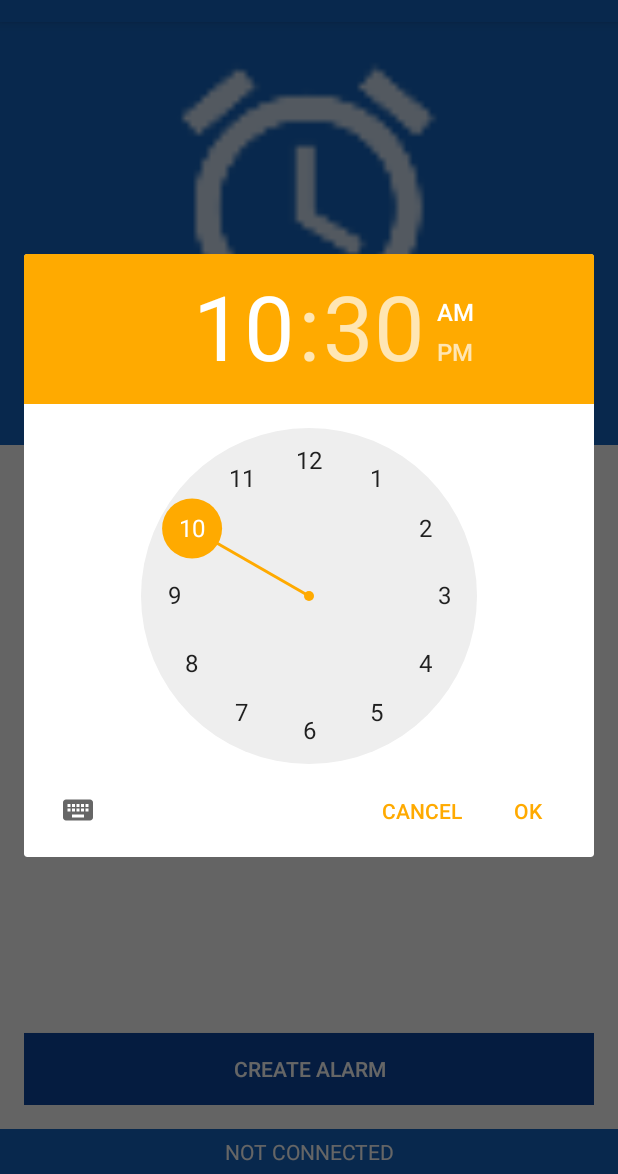
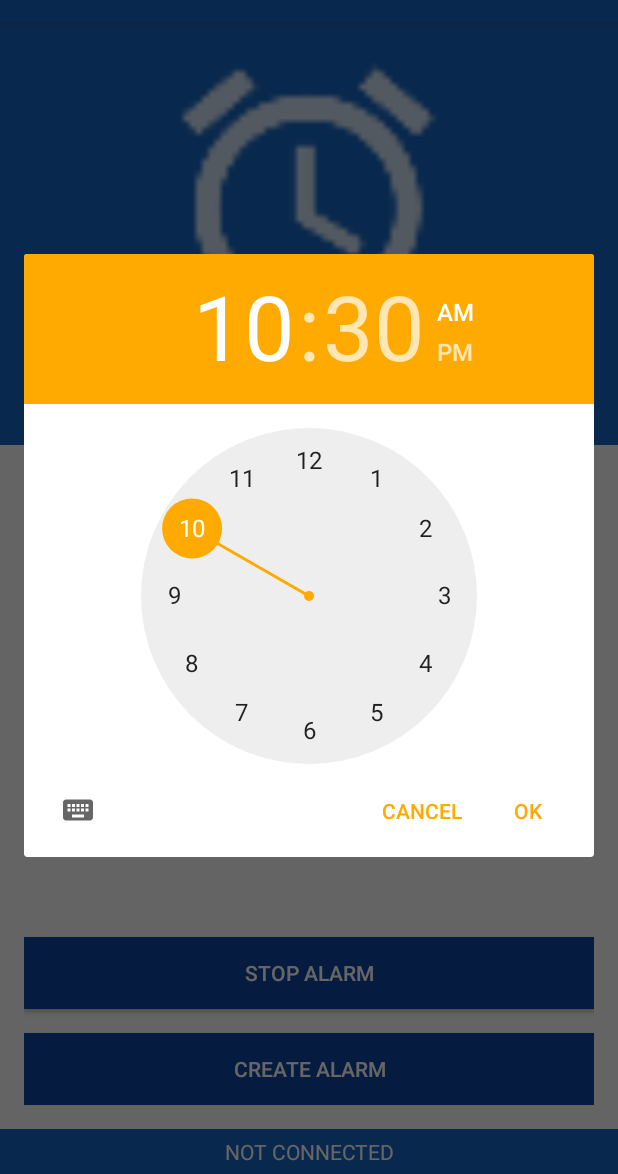
Before and after one commit to Speshel/Tostr, an Android app: the screen it shows after launch (MainActivity), after a tap on "CREATE ALARM", on a phone screen of 412 x 824 dp, the part 62-1236 px from its top. Run offline under Robolectric (Android 15) with nearby library versions, the phone set to English and light mode, and no system bars; libraries missing offline, so code that uses them is left out: com.pubnub.api; 6 statements that could not run were skipped.

Commit message:
Fixed bugs

```diff
--- a/app/src/main/java/me/loganfuller/tostr/AlarmReceiver.java
+++ b/app/src/main/java/me/loganfuller/tostr/AlarmReceiver.java
@@ -4,14 +4,11 @@ import android.content.BroadcastReceiver;
 import android.content.Context;
 import android.content.Intent;
 import android.util.Log;
-
 import com.pubnub.api.PNConfiguration;
 import com.pubnub.api.PubNub;
 import com.pubnub.api.callbacks.PNCallback;
 import com.pubnub.api.models.consumer.PNPublishResult;
 import com.pubnub.api.models.consumer.PNStatus;
-
-import org.json.JSONObject;
 
 public class AlarmReceiver extends BroadcastReceiver{
 
@@ -33,7 +30,7 @@ public class AlarmReceiver extends BroadcastReceiver{
         Intent startIntent = new Intent(context, RingtoneService.class);
         context.startService(startIntent);
 
-        pubnub.publish().channel(channel).message("Alarm was received.").async(new PNCallback<PNPublishResult>() {
+        pubnub.publish().channel(channel).message("start".toString()).async(new PNCallback<PNPublishResult>() {
             @Override
             public void onResponse(PNPublishResult result, PNStatus status) {
                 // Check whether request completed successfully
--- a/app/src/main/java/me/loganfuller/tostr/MainActivity.java
+++ b/app/src/main/java/me/loganfuller/tostr/MainActivity.java
@@ -6,7 +6,6 @@ import android.app.TimePickerDialog;
 import android.content.Context;
 import android.content.Intent;
 import android.os.Build;
-import android.support.design.widget.FloatingActionButton;
 import android.support.v7.app.AppCompatActivity;
 import android.os.Bundle;
 import android.support.v7.widget.Toolbar;
@@ -14,9 +13,7 @@ import android.util.Log;
 import android.view.Menu;
 import android.view.MenuItem;
 import android.view.View;
-import android.widget.ArrayAdapter;
 import android.widget.Button;
-import android.widget.ListView;
 import android.widget.TextView;
 import android.widget.TimePicker;
 import android.widget.Toast;
@@ -29,10 +26,8 @@ import com.pubnub.api.models.consumer.PNPublishResult;
 import com.pubnub.api.models.consumer.PNStatus;
 import com.pubnub.api.models.consumer.pubsub.PNMessageResult;
 import com.pubnub.api.models.consumer.pubsub.PNPresenceEventResult;
-
 import java.text.ParseException;
 import java.text.SimpleDateFormat;
-import java.util.Arrays;
 import java.util.Calendar;
 import java.util.Collections;
 import java.util.Date;
@@ -56,11 +51,16 @@ public class MainActivity extends AppCompatActivity {
     AlarmManager alarmManager;
 
     /*
+    Miscellaneous Variables
+     */
+    String timeStart = null;
+    String timeStop = null;
+
+    /*
     View declarations
      */
     TextView txtStatus, txtAlarmTime;
-    Button btnSetAlarm;
-    ListView lvAlarms;
+    Button btnSetAlarm, btnStopAlarm;
 
     @Override
     protected void onCreate(Bundle savedInstanceState) {
@@ -108,12 +108,13 @@ public class MainActivity extends AppCompatActivity {
                 //When radio/connectivity is lost
                 if(status.getCategory() == PNStatusCategory.PNUnexpectedDisconnectCategory) {
                     Toast.makeText(MainActivity.this, "Connection to PubNub lost. Attempting to reconnect.", Toast.LENGTH_LONG).show();
+                    txtStatus.setText(R.string.pubnub_status_disconnected);
                 }
                 else if(status.getCategory() == PNStatusCategory.PNConnectedCategory) {
                     // We are connected, so we can now publish successfully.
                     if(status.getCategory() == PNStatusCategory.PNConnectedCategory) {
                         txtStatus.setText(R.string.pubnub_status_connected);
-                        pubnub.publish().channel(channel).message("Successfully connected to channel " + channel).async(new PNCallback<PNPublishResult>() {
+                        pubnub.publish().channel(channel).message("Android has successfully connected to channel " + channel).async(new PNCallback<PNPublishResult>() {
                             @Override
                             public void onResponse(PNPublishResult result, PNStatus status) {
                                 // Check whether request completed successfully
@@ -167,7 +168,13 @@ public class MainActivity extends AppCompatActivity {
         txtStatus = (TextView) findViewById(R.id.txtStatus);
         txtAlarmTime = (TextView) findViewById(R.id.txtAlarmTime);
 
-        lvAlarms = (ListView) findViewById(R.id.lvAlarms);
+        btnStopAlarm = (Button) findViewById(R.id.btnStopAlarm);
+        btnStopAlarm.setOnClickListener(new View.OnClickListener() {
+            @Override
+            public void onClick(View view) {
+                cancelAlarm();
+            }
+        });
 
         btnSetAlarm = (Button) findViewById(R.id.btnSetAlarm);
         btnSetAlarm.setOnClickListener(new View.OnClickListener() {
@@ -177,17 +184,17 @@ public class MainActivity extends AppCompatActivity {
             }
         });
 
-        /*
-        Initializing lvAlarms
-         */
-
-
     }
 
     public void setAlarm() {
         final Calendar c = Calendar.getInstance();
         int alarmHour = c.get(Calendar.HOUR_OF_DAY);
         int alarmMinute = c.get(Calendar.MINUTE);
+
+        Date curDate = new Date();
+        final SimpleDateFormat format = new SimpleDateFormat("hh:mm:ss", Locale.CANADA);
+        timeStart = format.format(curDate);
+        Log.i("TEST", timeStart);
 
         TimePickerDialog timePickerDialog = new TimePickerDialog(this,
                 new TimePickerDialog.OnTimeSetListener() {
@@ -220,15 +227,16 @@ public class MainActivity extends AppCompatActivity {
                             // Does not display alarm clock icon in status bar
                             //alarmManager.setExactAndAllowWhileIdle(AlarmManager.RTC_WAKEUP, calSet.getTimeInMillis(), pendingIntent);
                         }
-                        String alarmTime = hourOfDay + ":" + minute;
+                        String alarmTime = hourOfDay + ":" + minute + ":0";
+                        timeStop = alarmTime;
                         Log.i("Alarm", "Alarm set for: " + alarmTime);
 
                         try {
                             SimpleDateFormat sdf = new SimpleDateFormat("hh:mm", Locale.CANADA);
                             Date dateObj = sdf.parse(alarmTime);
                             txtAlarmTime.setText(new SimpleDateFormat("hh:mm a", Locale.CANADA).format(dateObj));
-                            Log.i("TEST", "alarm set for: " + sdf.format(dateObj));
                             Toast.makeText(MainActivity.this, "The alarm has been set for: " + sdf.format(dateObj), Toast.LENGTH_SHORT).show();
+                            timeStop = alarmTime;
                         } catch (ParseException e) {
                             e.printStackTrace();
                         }
@@ -267,19 +275,6 @@ public class MainActivity extends AppCompatActivity {
 
     }
 
-    private void publishTest() {
-        pubnub.publish().message(Arrays.asList("hello", "there")).channel(channel).async(new PNCallback<PNPublishResult>() {
-            @Override
-            public void onResponse(PNPublishResult result, PNStatus status) {
-                if(!status.isError()) {
-                    Log.i(PN, "Publish sent!");
-                } else {
-                    Log.w(PN, "Publish not sent!");
-                }
-            }
-        });
-    }
-
     @Override
     public boolean onCreateOptionsMenu(Menu menu) {
         // Inflate the menu; this adds items to the action bar if it is present.
--- a/app/src/main/res/layout/content_main.xml
+++ b/app/src/main/res/layout/content_main.xml
@@ -58,12 +58,6 @@
             android:layout_alignParentRight="true"
             android:layout_alignParentBottom="true" />-->
 
-        <ListView
-            android:layout_width="match_parent"
-            android:layout_height="match_parent"
-            android:layout_above="@+id/btnSetAlarm"
-            android:id="@+id/lvAlarms" />
-
         <Button
             android:text="Create Alarm"
             android:layout_width="match_parent"
@@ -74,6 +68,21 @@
             android:layout_gravity="bottom"
             android:background="@color/colorPrimaryDark"
             android:textColor="?android:attr/textColorPrimaryInverse" />
+
+        <Button
+            android:text="Stop Alarm"
+            android:layout_width="match_parent"
+            android:layout_height="wrap_content"
+            android:id="@+id/btnStopAlarm"
+            android:layout_gravity="bottom"
+            android:background="@color/colorPrimaryDark"
+            android:textColor="?android:attr/textColorPrimaryInverse"
+            android:layout_above="@+id/btnSetAlarm"
+            android:layout_alignParentLeft="false"
+            android:layout_alignParentStart="false"
+            android:layout_marginBottom="16dp"
+            android:layout_marginTop="16dp" />
+
     </RelativeLayout>
 
     <TextView
--- a/app/src/main/res/values/strings.xml
+++ b/app/src/main/res/values/strings.xml
@@ -2,5 +2,7 @@
     <string name="app_name">Tostr</string>
     <string name="action_emergency_stop">Stop Alarm</string>
     <string name="alarm_no_alarm">No Alarm Set</string>
+    <string name="pubnub_status_disconnected">DISCONNECTED</string>
     <string name="pubnub_status_connected">CONNECTED</string>
+    <string name="alarm_ringing">Alarm Ringing!!!</string>
 </resources>
```
Also changed, not shown: app/src/main/AndroidManifest.xml (+3 -5 lines), app/src/main/java/me/loganfuller/tostr/AlarmList.java (deleted, +0 -36 lines), app/src/main/java/me/loganfuller/tostr/DeviceBootReceiver.java (deleted, +0 -23 lines), app/src/main/res/drawable-hdpi/ic_clock_dark.png (added), app/src/main/res/drawable-mdpi/ic_clock_dark.png (added), app/src/main/res/drawable-xhdpi/ic_clock_dark.png (added), app/src/main/res/drawable-xxhdpi/ic_clock_dark.png (added).
